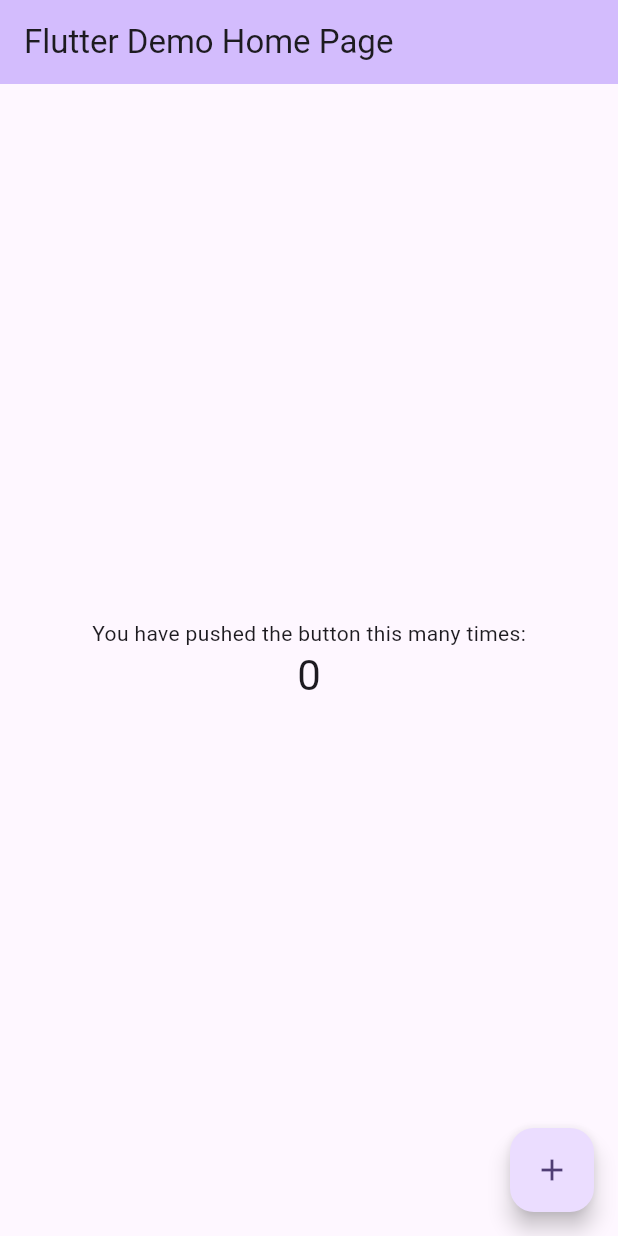
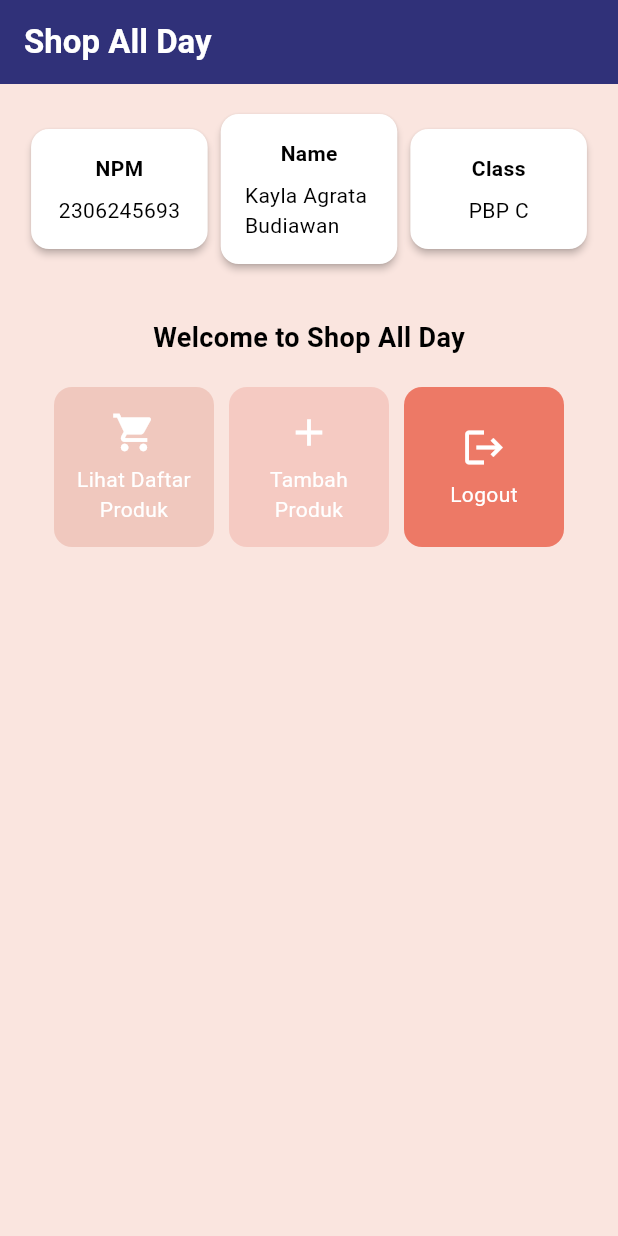
Before and after one commit to kaylagrata/shop-all-day-mobile, a Flutter app: the screen it shows after launch, on a phone screen of 412 x 824 dp. Run offline on Flutter 3.47's test engine with Material 3 defaults, Android fonts, the phone set to English and light mode, and no system bars.

Commit message:
Add menu.dart and README

```diff
--- a/shop_all_day/lib/main.dart
+++ b/shop_all_day/lib/main.dart
@@ -1,4 +1,5 @@
 import 'package:flutter/material.dart';
+import 'package:shop_all_day/menu.dart';
 
 void main() {
   runApp(const MyApp());
@@ -28,98 +29,16 @@
         //
         // This works for code too, not just values: Most code changes can be
         // tested with just a hot reload.
-        colorScheme: ColorScheme.fromSeed(seedColor: Colors.deepPurple),
+        colorScheme: ColorScheme.fromSwatch(
+          primarySwatch: Colors.blue,
+        ).copyWith(
+          primary: const Color.fromRGBO(48, 49, 121, 1), // Primary color in RGB with const
+          secondary: const Color.fromRGBO(237, 121, 102, 1), // Secondary color in RGB with const
+        ),
+        scaffoldBackgroundColor: const Color.fromRGBO(250, 229, 223, 1), // Background color with const
         useMaterial3: true,
       ),
-      home: const MyHomePage(title: 'Flutter Demo Home Page'),
+      home: MyHomePage(),
     );
   }
 }
-
-class MyHomePage extends StatefulWidget {
-  const MyHomePage({super.key, required this.title});
-
-  // This widget is the home page of your application. It is stateful, meaning
-  // that it has a State object (defined below) that contains fields that affect
-  // how it looks.
-
-  // This class is the configuration for the state. It holds the values (in this
-  // case the title) provided by the parent (in this case the App widget) and
-  // used by the build method of the State. Fields in a Widget subclass are
-  // always marked "final".
-
-  final String title;
-
-  @override
-  State<MyHomePage> createState() => _MyHomePageState();
-}
-
-class _MyHomePageState extends State<MyHomePage> {
-  int _counter = 0;
-
-  void _incrementCounter() {
-    setState(() {
-      // This call to setState tells the Flutter framework that something has
-      // changed in this State, which causes it to rerun the build method below
-      // so that the display can reflect the updated values. If we changed
-      // _counter without calling setState(), then the build method would not be
-      // called again, and so nothing would appear to happen.
-      _counter++;
-    });
-  }
-
-  @override
-  Widget build(BuildContext context) {
-    // This method is rerun every time setState is called, for instance as done
-    // by the _incrementCounter method above.
-    //
-    // The Flutter framework has been optimized to make rerunning build methods
-    // fast, so that you can just rebuild anything that needs updating rather
-    // than having to individually change instances of widgets.
-    return Scaffold(
-      appBar: AppBar(
-        // TRY THIS: Try changing the color here to a specific color (to
-        // Colors.amber, perhaps?) and trigger a hot reload to see the AppBar
-        // change color while the other colors stay the same.
-        backgroundColor: Theme.of(context).colorScheme.inversePrimary,
-        // Here we take the value from the MyHomePage object that was created by
-        // the App.build method, and use it to set our appbar title.
-        title: Text(widget.title),
-      ),
-      body: Center(
-        // Center is a layout widget. It takes a single child and positions it
-        // in the middle of the parent.
-        child: Column(
-          // Column is also a layout widget. It takes a list of children and
-          // arranges them vertically. By default, it sizes itself to fit its
-          // children horizontally, and tries to be as tall as its parent.
-          //
-          // Column has various properties to control how it sizes itself and
-          // how it positions its children. Here we use mainAxisAlignment to
-          // center the children vertically; the main axis here is the vertical
-          // axis because Columns are vertical (the cross axis would be
-          // horizontal).
-          //
-          // TRY THIS: Invoke "debug painting" (choose the "Toggle Debug Paint"
-          // action in the IDE, or press "p" in the console), to see the
-          // wireframe for each widget.
-          mainAxisAlignment: MainAxisAlignment.center,
-          children: <Widget>[
-            const Text(
-              'You have pushed the button this many times:',
-            ),
-            Text(
-              '$_counter',
-              style: Theme.of(context).textTheme.headlineMedium,
-            ),
-          ],
-        ),
-      ),
-      floatingActionButton: FloatingActionButton(
-        onPressed: _incrementCounter,
-        tooltip: 'Increment',
-        child: const Icon(Icons.add),
-      ), // This trailing comma makes auto-formatting nicer for build methods.
-    );
-  }
-}
--- /dev/null
+++ b/shop_all_day/lib/menu.dart
@@ -0,0 +1,187 @@
+import 'package:flutter/material.dart';
+
+class MyHomePage extends StatelessWidget {
+   MyHomePage({super.key});
+   final String npm = '2306245693'; // NPM
+   final String name = 'Kayla Agrata Budiawan'; // Nama
+   final String className = 'PBP C'; // Kelas
+
+   final List<ItemHomepage> items = [
+         ItemHomepage("Lihat Daftar Produk", Icons.shopping_cart, const Color.fromRGBO(240, 200, 190, 1)),
+         ItemHomepage("Tambah Produk", Icons.add, const Color.fromRGBO(245, 202, 194, 1)),
+         ItemHomepage("Logout", Icons.logout, const Color.fromRGBO(237, 121, 102, 1)),
+    ];
+
+  @override
+  Widget build(BuildContext context) {
+    // Scaffold menyediakan struktur dasar halaman dengan AppBar dan body.
+    return Scaffold(
+      // AppBar adalah bagian atas halaman yang menampilkan judul.
+      appBar: AppBar(
+        // Judul aplikasi "Mental Health Tracker" dengan teks putih dan tebal.
+        title: const Text(
+          'Shop All Day',
+          style: TextStyle(
+            color: Colors.white,
+            fontWeight: FontWeight.bold,
+          ),
+        ),
+        // Warna latar belakang AppBar diambil dari skema warna tema aplikasi.
+        backgroundColor: Theme.of(context).colorScheme.primary,
+      ),
+      // Body halaman dengan padding di sekelilingnya.
+      body: Padding(
+        padding: const EdgeInsets.all(16.0),
+        // Menyusun widget secara vertikal dalam sebuah kolom.
+        child: Column(
+          crossAxisAlignment: CrossAxisAlignment.center,
+          children: [
+            // Row untuk menampilkan 3 InfoCard secara horizontal.
+            Row(
+              mainAxisAlignment: MainAxisAlignment.spaceEvenly,
+              children: [
+                InfoCard(title: 'NPM', content: npm),
+                InfoCard(title: 'Name', content: name),
+                InfoCard(title: 'Class', content: className),
+              ],
+            ),
+
+            // Memberikan jarak vertikal 16 unit.
+            const SizedBox(height: 16.0),
+
+            // Menempatkan widget berikutnya di tengah halaman.
+            Center(
+              child: Column(
+                // Menyusun teks dan grid item secara vertikal.
+
+                children: [
+                  // Menampilkan teks sambutan dengan gaya tebal dan ukuran 18.
+                  const Padding(
+                    padding: EdgeInsets.only(top: 16.0),
+                    child: Text(
+                      'Welcome to Shop All Day',
+                      style: TextStyle(
+                        fontWeight: FontWeight.bold,
+                        fontSize: 18.0,
+                      ),
+                    ),
+                  ),
+
+                  // Grid untuk menampilkan ItemCard dalam bentuk grid 3 kolom.
+                  GridView.count(
+                    primary: true,
+                    padding: const EdgeInsets.all(20),
+                    crossAxisSpacing: 10,
+                    mainAxisSpacing: 10,
+                    crossAxisCount: 3,
+                    // Agar grid menyesuaikan tinggi kontennya.
+                    shrinkWrap: true,
+
+                    // Menampilkan ItemCard untuk setiap item dalam list items.
+                    children: items.map((ItemHomepage item) {
+                      return ItemCard(item);
+                    }).toList(),
+                  ),
+                ],
+              ),
+            ),
+          ],
+        ),
+      ),
+    );
+  }
+}
+
+class InfoCard extends StatelessWidget {
+  // Kartu informasi yang menampilkan title dan content.
+
+  final String title;  // Judul kartu.
+  final String content;  // Isi kartu.
+
+  const InfoCard({super.key, required this.title, required this.content});
+
+  @override
+  Widget build(BuildContext context) {
+    return Card(
+      // Membuat kotak kartu dengan bayangan dibawahnya.
+      elevation: 2.0,
+      child: Container(
+        // Mengatur ukuran dan jarak di dalam kartu.
+        width: MediaQuery.of(context).size.width / 3.5, // menyesuaikan dengan lebar device yang digunakan.
+        padding: const EdgeInsets.all(16.0),
+        // Menyusun title dan content secara vertikal.
+        child: Column(
+          children: [
+            Text(
+              title,
+              style: const TextStyle(fontWeight: FontWeight.bold),
+            ),
+            const SizedBox(height: 8.0),
+            Text(content),
+          ],
+        ),
+      ),
+    );
+  }
+}
+
+class ItemHomepage {
+     final String name;
+     final IconData icon;
+     final Color color;
+
+     ItemHomepage(this.name, this.icon, this.color);
+ }
+
+class ItemCard extends StatelessWidget {
+  // Menampilkan kartu dengan ikon dan nama.
+
+  final ItemHomepage item;
+
+  const ItemCard(this.item, {super.key});
+
+  @override
+  Widget build(BuildContext context) {
+    return Material(
+      // Menentukan warna latar belakang dari tema aplikasi.
+      color: item.color,
+      // Membuat sudut kartu melengkung.
+      borderRadius: BorderRadius.circular(12),
+
+      child: InkWell(
+        // Aksi ketika kartu ditekan.
+        onTap: () {
+          // Menampilkan pesan SnackBar saat kartu ditekan.
+          ScaffoldMessenger.of(context)
+            ..hideCurrentSnackBar()
+            ..showSnackBar(
+              SnackBar(content: Text("Kamu telah menekan tombol ${item.name}!"))
+            );
+        },
+        // Container untuk menyimpan Icon dan Text
+        child: Container(
+          padding: const EdgeInsets.all(8),
+          child: Center(
+            child: Column(
+              // Menyusun ikon dan teks di tengah kartu.
+              mainAxisAlignment: MainAxisAlignment.center,
+              children: [
+                Icon(
+                  item.icon,
+                  color: Colors.white,
+                  size: 30.0,
+                ),
+                const Padding(padding: EdgeInsets.all(3)),
+                Text(
+                  item.name,
+                  textAlign: TextAlign.center,
+                  style: const TextStyle(color: Colors.white),
+                ),
+              ],
+            ),
+          ),
+        ),
+      ),
+    );
+  }
+}
```
Also changed, not shown: 1 other file.
